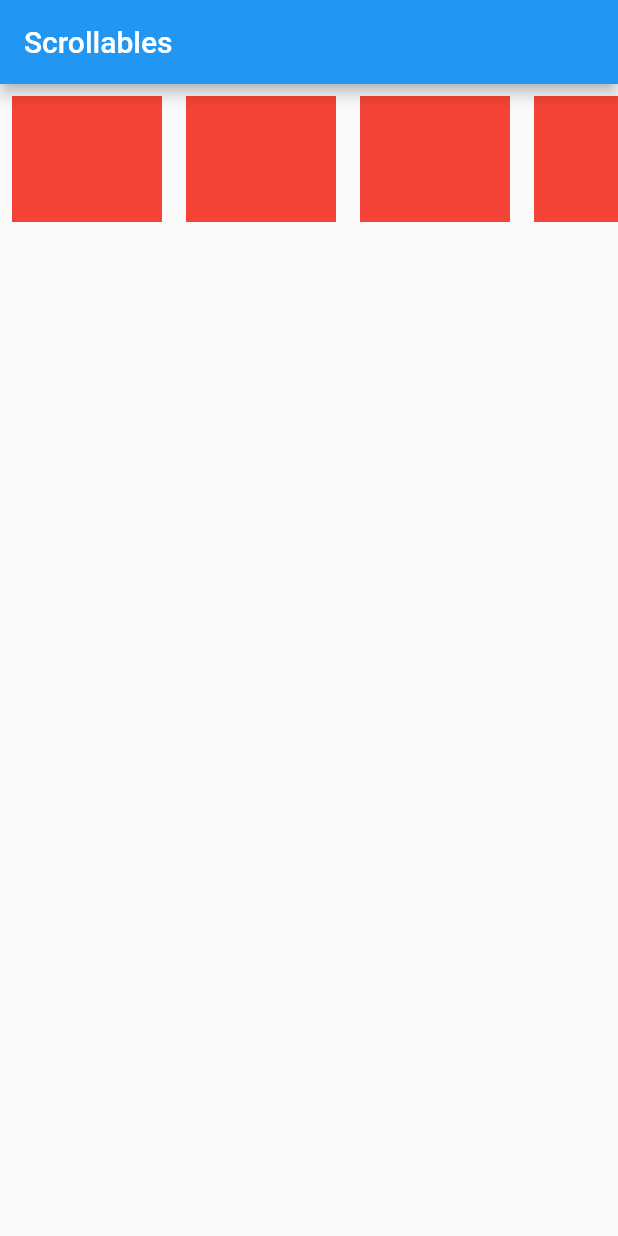
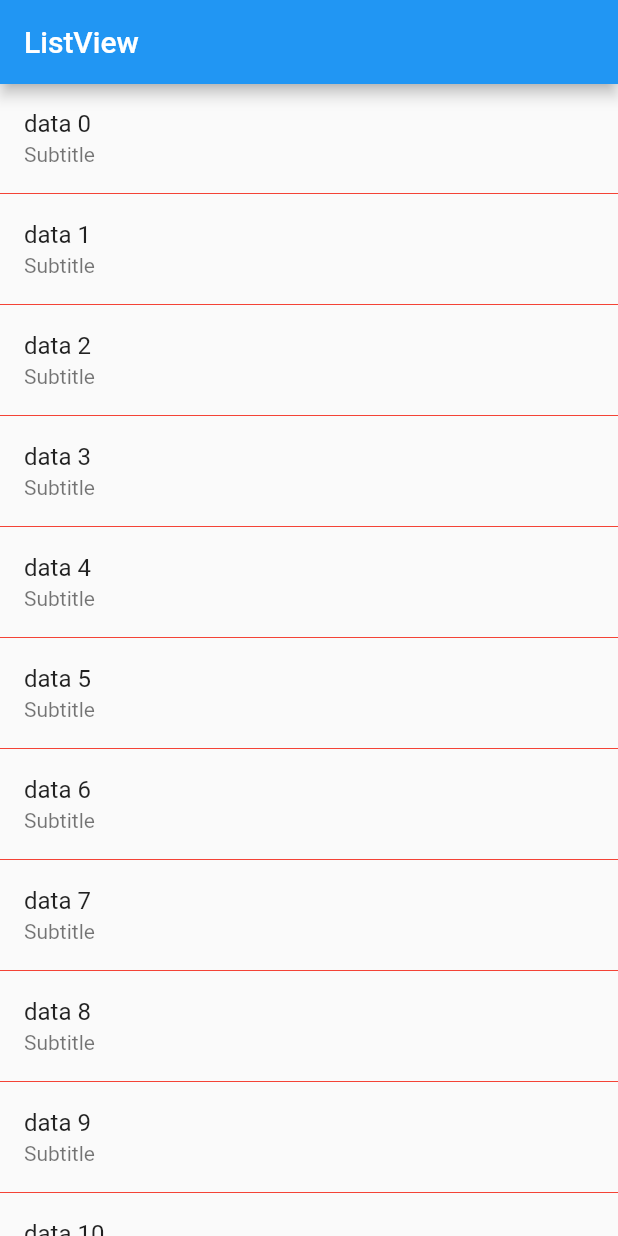
Before and after one commit to namaNIC/appbar_tabbar_ildc_demo, a Flutter app: the screen it shows after launch, on a phone screen of 412 x 824 dp. Run offline on Flutter 3.47's test engine with Material 2 defaults, Android fonts, the phone set to English and light mode, and no system bars.

Commit message:
ListView Build

```diff
--- /dev/null
+++ b/lib/Scrollables/listExample.dart
@@ -0,0 +1,42 @@
+import 'package:flutter/material.dart';
+
+class ListExample extends StatefulWidget {
+  const ListExample({Key? key}) : super(key: key);
+
+  @override
+  _ListExampleState createState() => _ListExampleState();
+}
+
+class _ListExampleState extends State<ListExample> {
+  List myList = List.generate(50, (index) => Text('data $index'));
+  @override
+  Widget build(BuildContext context) {
+    return Scaffold(
+      appBar: AppBar(
+        title: Text('ListView'),
+      ),
+      body: ListView.builder(
+        itemCount: myList.length,
+        itemBuilder: (context, index) {
+          return Container(
+            // color: Colors.red,
+            child: Column(
+              children: [
+                ListTile(
+                  // leading: Placeholder(),
+                  title: myList[index],
+                  subtitle: Text('Subtitle'),
+                  // trailing: Placeholder(),
+                ),
+                Divider(
+                  color: Colors.red,
+                  height: 2,
+                )
+              ],
+            ),
+          );
+        },
+      ),
+    );
+  }
+}
--- a/lib/Scrollables/singleChild.dart
+++ b/lib/Scrollables/singleChild.dart
@@ -45,7 +45,11 @@ class _SingleChildScrollDemoState extends State<SingleChildScrollDemo> {
       appBar: AppBar(
         title: Text('Scrollables'),
       ),
-      body: giveMeListViuewBuilder(),
+      body: NewWidget(
+          color: Colors.black,
+          onClick: (value) {
+            print("object $value");
+          }),
     );
   }
 }
@@ -53,7 +57,7 @@ class _SingleChildScrollDemoState extends State<SingleChildScrollDemo> {
 class NewWidget extends StatelessWidget {
   final Color color;
   final String? strValue;
-  final Function onClick;
+  final Function(int) onClick;
   const NewWidget({
     Key? key,
     required this.color,
@@ -73,7 +77,7 @@ class NewWidget extends StatelessWidget {
               InkWell(
                 onTap: () {
                   print("Red Click");
-                  onClick();
+                  onClick(1);
                 },
                 child: Container(
                   height: 150,
@@ -84,6 +88,7 @@ class NewWidget extends StatelessWidget {
               InkWell(
                 onTap: () {
                   print("Blue Click");
+                  onClick(2);
                 },
                 child: Container(
                   height: 150,
--- a/lib/main.dart
+++ b/lib/main.dart
@@ -1,3 +1,4 @@
+import 'package:appbar_tabbar_ildc_demo/Scrollables/listExample.dart';
 import 'package:appbar_tabbar_ildc_demo/Scrollables/singleChild.dart';
 // import 'package:appbar_tabbar_ildc_demo/home.dart';
 // import 'package:appbar_tabbar_ildc_demo/tabbar.dart';
@@ -16,7 +17,7 @@ class MyApp extends StatelessWidget {
         primarySwatch: Colors.blue,
       ),
       debugShowCheckedModeBanner: false,
-      home: SingleChildScrollDemo(),
+      home: ListExample(),
     );
   }
 }
```
